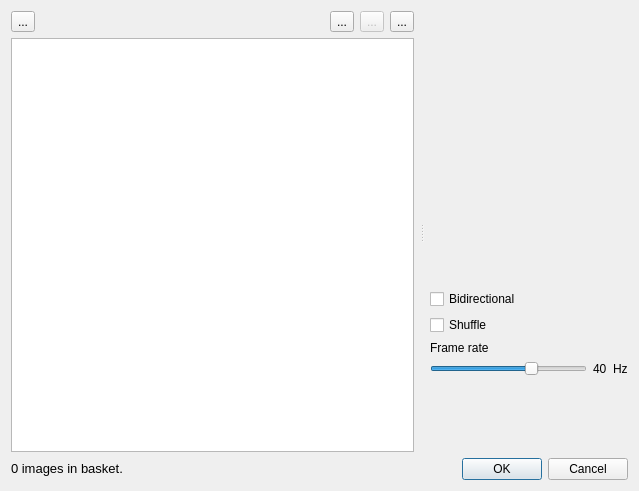
The window that src/BasketSelectionDialog.ui (markus-wa/glmixer-mirror) describes before a commit, drawn with Qt 5.
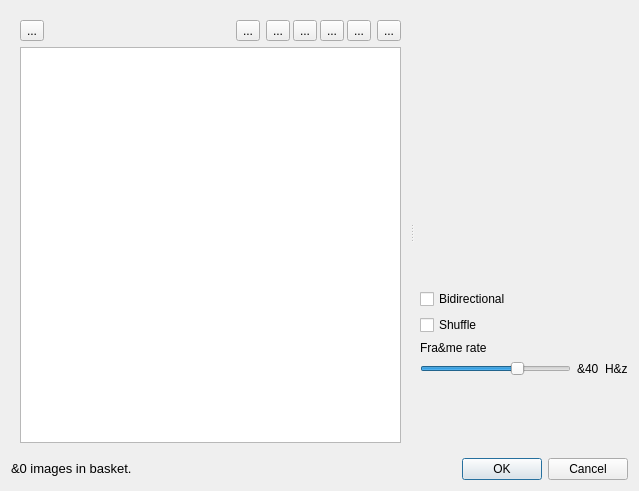
The same window after the commit. Icons and pictures are not drawn. Custom widgets are drawn as their Qt base class.

Commit message: Complete implementation of Basket Source creation dialog.

Patch:
```diff
--- a/src/BasketSelectionDialog.ui
+++ b/src/BasketSelectionDialog.ui
@@ -40,18 +40,6 @@
        <enum>QFrame::Raised</enum>
       </property>
       <layout class="QVBoxLayout" name="leftLayout">
-       <property name="leftMargin">
-        <number>0</number>
-       </property>
-       <property name="topMargin">
-        <number>0</number>
-       </property>
-       <property name="rightMargin">
-        <number>6</number>
-       </property>
-       <property name="bottomMargin">
-        <number>0</number>
-       </property>
        <item>
         <layout class="QHBoxLayout" name="horizontalLayout">
          <item>
@@ -102,23 +90,116 @@
           </widget>
          </item>
          <item>
-          <widget class="QToolButton" name="removeCurrentImage">
+          <widget class="QWidget" name="itemActions" native="true">
            <property name="enabled">
-            <bool>false</bool>
+            <bool>true</bool>
            </property>
-           <property name="text">
-            <string>...</string>
-           </property>
-           <property name="icon">
-            <iconset resource="../icons.qrc">
-             <normaloff>:/glmixer/icons/fileclose.png</normaloff>:/glmixer/icons/fileclose.png</iconset>
-           </property>
-           <property name="iconSize">
-            <size>
-             <width>24</width>
-             <height>24</height>
-            </size>
-           </property>
+           <layout class="QHBoxLayout" name="itemsButtonsLayout">
+            <property name="spacing">
+             <number>3</number>
+            </property>
+            <property name="leftMargin">
+             <number>0</number>
+            </property>
+            <property name="topMargin">
+             <number>0</number>
+            </property>
+            <property name="rightMargin">
+             <number>0</number>
+            </property>
+            <property name="bottomMargin">
+             <number>0</number>
+            </property>
+            <item>
+             <widget class="QToolButton" name="duplicateCurrentImage">
+              <property name="toolTip">
+               <string>Duplicate</string>
+              </property>
+              <property name="text">
+               <string>...</string>
+              </property>
+              <property name="icon">
+               <iconset resource="../icons.qrc">
+                <normaloff>:/glmixer/icons/edit-copy.png</normaloff>:/glmixer/icons/edit-copy.png</iconset>
+              </property>
+              <property name="iconSize">
+               <size>
+                <width>24</width>
+                <height>24</height>
+               </size>
+              </property>
+             </widget>
+            </item>
+            <item>
+             <widget class="QToolButton" name="moveUp">
+              <property name="enabled">
+               <bool>true</bool>
+              </property>
+              <property name="toolTip">
+               <string>move up</string>
+              </property>
+              <property name="text">
+               <string>...</string>
+              </property>
+              <property name="icon">
+               <iconset resource="../icons.qrc">
+                <normaloff>:/glmixer/icons/uparrow.png</normaloff>:/glmixer/icons/uparrow.png</iconset>
+              </property>
+              <property name="iconSize">
+               <size>
+                <width>12</width>
+                <height>24</height>
+               </size>
+              </property>
+             </widget>
+            </item>
+            <item>
+             <widget class="QToolButton" name="moveDown">
+              <property name="enabled">
+               <bool>true</bool>
+              </property>
+              <property name="toolTip">
+               <string>move down</string>
+              </property>
+              <property name="text">
+               <string>...</string>
+              </property>
+              <property name="icon">
+               <iconset resource="../icons.qrc">
+                <normaloff>:/glmixer/icons/downarrow.png</normaloff>:/glmixer/icons/downarrow.png</iconset>
+              </property>
+              <property name="iconSize">
+               <size>
+                <width>12</width>
+                <height>24</height>
+               </size>
+              </property>
+             </widget>
+            </item>
+            <item>
+             <widget class="QToolButton" name="removeCurrentImage">
+              <property name="enabled">
+               <bool>true</bool>
+              </property>
+              <property name="toolTip">
+               <string>remove</string>
+              </property>
+              <property name="text">
+               <string>...</string>
+              </property>
+              <property name="icon">
+               <iconset resource="../icons.qrc">
+                <normaloff>:/glmixer/icons/fileclose.png</normaloff>:/glmixer/icons/fileclose.png</iconset>
+              </property>
+              <property name="iconSize">
+               <size>
+                <width>24</width>
+                <height>24</height>
+               </size>
+              </property>
+             </widget>
+            </item>
+           </layout>
           </widget>
          </item>
          <item>
@@ -267,7 +348,7 @@
        <item>
         <widget class="QLabel" name="label">
          <property name="text">
-          <string>Frame rate</string>
+          <string>Fra&amp;me rate</string>
          </property>
         </widget>
        </item>
@@ -298,7 +379,7 @@
             <bool>true</bool>
            </property>
            <property name="text">
-            <string notr="true">40</string>
+            <string notr="true">&amp;40</string>
            </property>
           </widget>
          </item>
@@ -308,7 +389,7 @@
             <bool>true</bool>
            </property>
            <property name="text">
-            <string notr="true">Hz</string>
+            <string notr="true">H&amp;z</string>
            </property>
           </widget>
          </item>
@@ -358,7 +439,7 @@
         <string notr="true">font:  10pt ;</string>
        </property>
        <property name="text">
-        <string>0 images in basket.</string>
+        <string>&amp;0 images in basket.</string>
        </property>
        <property name="alignment">
         <set>Qt::AlignLeading|Qt::AlignLeft|Qt::AlignVCenter</set>
```
Left out of the diff: 9 changed lines with no effect on the pictures. The commit also changes 5 other files.
